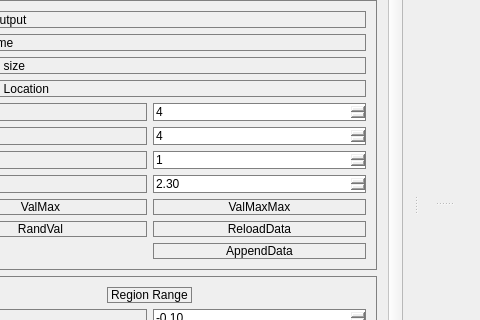
Before: the Qt Designer form src/MainWindowOcc.ui in WisdomToNorth/OccDemo, drawn with Qt 5; both pictures show x 111 to 591 and y 169 to 489 of the 591 by 720 pixel window.
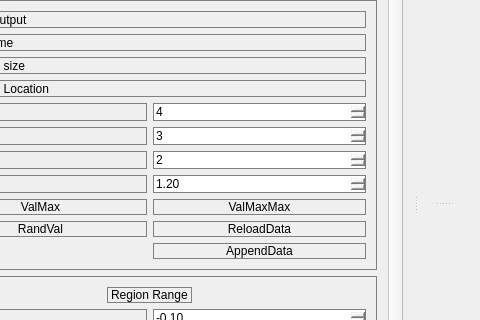
After: the same form once the commit is applied.

Diff of the .ui file:
```diff
--- a/src/MainWindowOcc.ui
+++ b/src/MainWindowOcc.ui
@@ -44,8 +44,8 @@
             <rect>
              <x>0</x>
              <y>0</y>
-             <width>488</width>
-             <height>740</height>
+             <width>512</width>
+             <height>619</height>
             </rect>
            </property>
            <layout class="QVBoxLayout" name="verticalLayout">
@@ -132,7 +132,7 @@
                     <number>64</number>
                    </property>
                    <property name="value">
-                    <number>1</number>
+                    <number>2</number>
                    </property>
                   </widget>
                  </item>
@@ -194,7 +194,7 @@
                     <double>0.100000000000000</double>
                    </property>
                    <property name="value">
-                    <double>2.300000000000000</double>
+                    <double>1.200000000000000</double>
                    </property>
                   </widget>
                  </item>
@@ -211,7 +211,7 @@
                     <number>1000</number>
                    </property>
                    <property name="value">
-                    <number>4</number>
+                    <number>3</number>
                    </property>
                   </widget>
                  </item>
```
Left out of the diff: 2 changed lines with no effect on the pictures.
